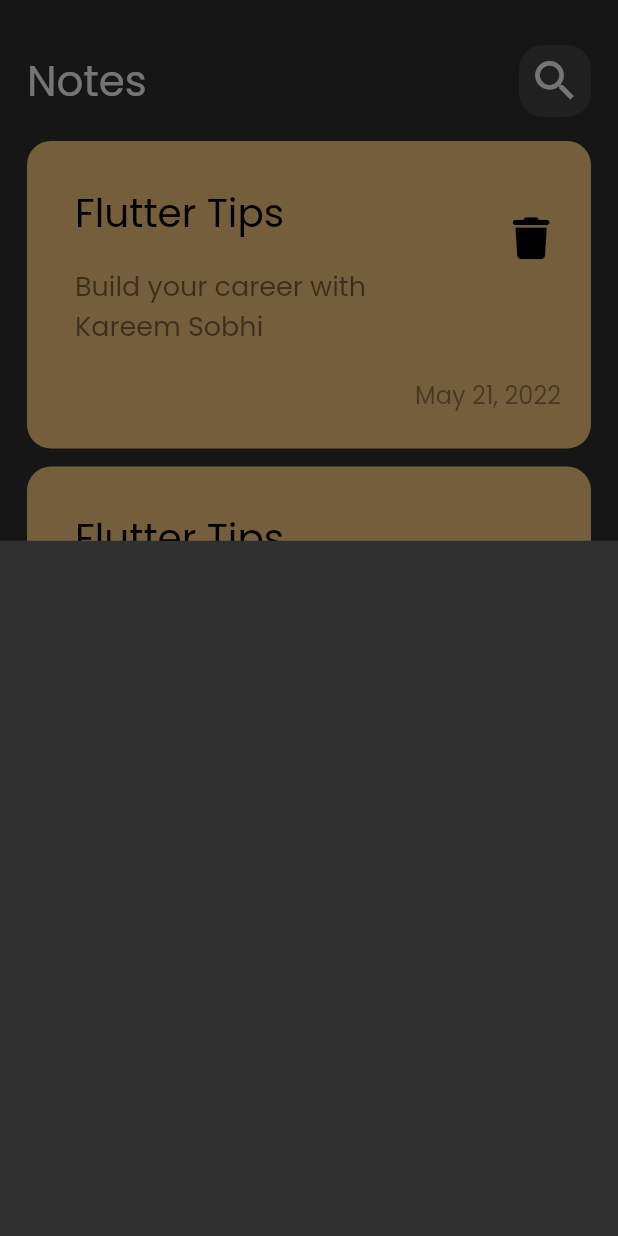
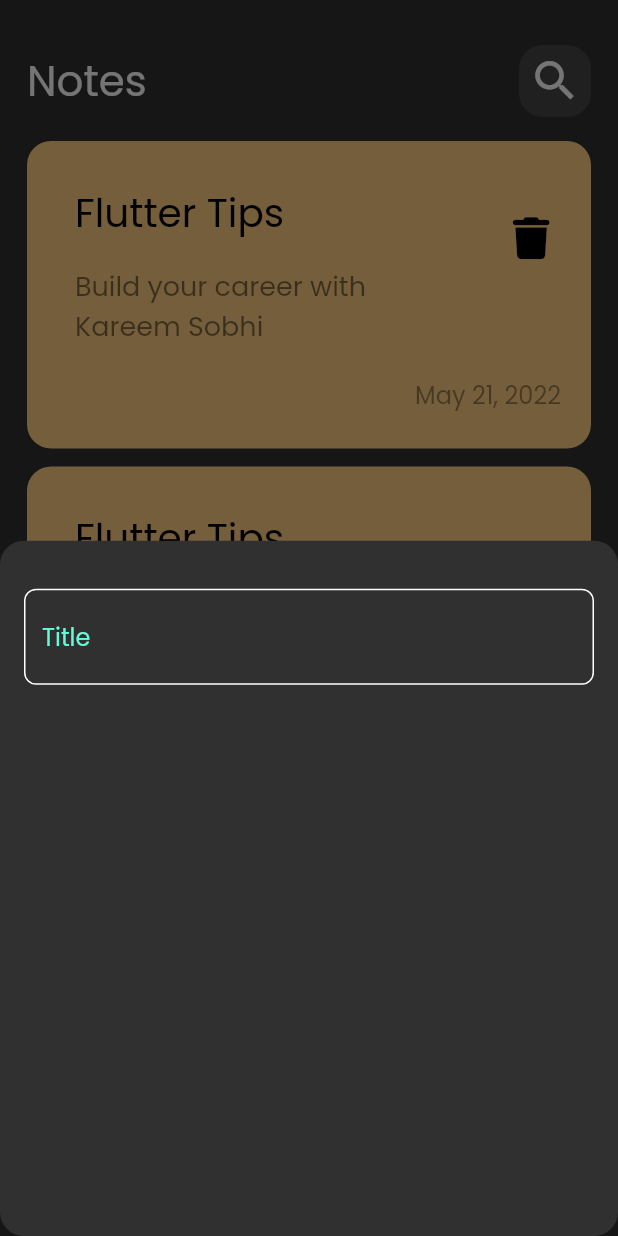
Before and after one commit to Kareem-github/Notes-App, a Flutter app: the screen it shows after launch, after a tap on the "add" icon, on a phone screen of 412 x 824 dp. Run offline on Flutter 3.47's test engine with Material 2 defaults, Android fonts, the phone set to English and light mode, and no system bars; our stand-ins replace font_awesome_flutter.

Commit message:
custom text field

```diff
--- /dev/null
+++ b/lib/constants.dart
@@ -0,0 +1,3 @@
+import 'package:flutter/cupertino.dart';
+
+const kPrimaryColor =  Color(0xff62FCD7);
--- a/lib/views/notes_view.dart
+++ b/lib/views/notes_view.dart
@@ -13,10 +13,13 @@ class NotesView extends StatelessWidget {
     return Scaffold(
       floatingActionButton: FloatingActionButton(
         onPressed: () {
-          showModalBottomSheet(context: context, builder: (context)
-          {
-            return const AddNoteBottomSheet();
-          });
+          showModalBottomSheet(
+              shape: RoundedRectangleBorder(
+                  borderRadius: BorderRadius.circular(16)),
+              context: context,
+              builder: (context) {
+                return const AddNoteBottomSheet();
+              });
         },
         child: const Icon(Icons.add),
       ),
--- a/lib/widgets/bottom_sheet.dart
+++ b/lib/widgets/bottom_sheet.dart
@@ -1,10 +1,21 @@
 import 'package:flutter/material.dart';
+import 'package:notes_app/widgets/custom_text_field.dart';
 
 class AddNoteBottomSheet extends StatelessWidget {
   const AddNoteBottomSheet({Key? key}) : super(key: key);
 
   @override
   Widget build(BuildContext context) {
-    return Container();
+    return Padding(
+      padding: const EdgeInsets.symmetric(horizontal: 16),
+      child: Column(
+        children: [
+          SizedBox(
+            height: 32,
+          ),
+          CustomTextField(),
+        ],
+      ),
+    );
   }
 }
--- /dev/null
+++ b/lib/widgets/custom_text_field.dart
@@ -0,0 +1,29 @@
+import 'package:flutter/material.dart';
+import 'package:flutter/src/foundation/key.dart';
+import 'package:flutter/src/widgets/framework.dart';
+import 'package:notes_app/constants.dart';
+
+class CustomTextField extends StatelessWidget {
+  const CustomTextField({Key? key}) : super(key: key);
+
+  @override
+  Widget build(BuildContext context) {
+    return TextField(
+      cursorColor: kPrimaryColor,
+      decoration: InputDecoration(
+        hintText: "Title",
+        hintStyle: const TextStyle(color: kPrimaryColor),
+        border: buildBorder(),
+        enabledBorder: buildBorder(),
+        focusedBorder: buildBorder(color: kPrimaryColor),
+      ),
+    );
+  }
+
+  OutlineInputBorder buildBorder({color}) {
+    return OutlineInputBorder(
+        borderRadius: BorderRadius.circular(8),
+        borderSide: BorderSide(color: color?? Colors.white)
+      );
+  }
+}
```
